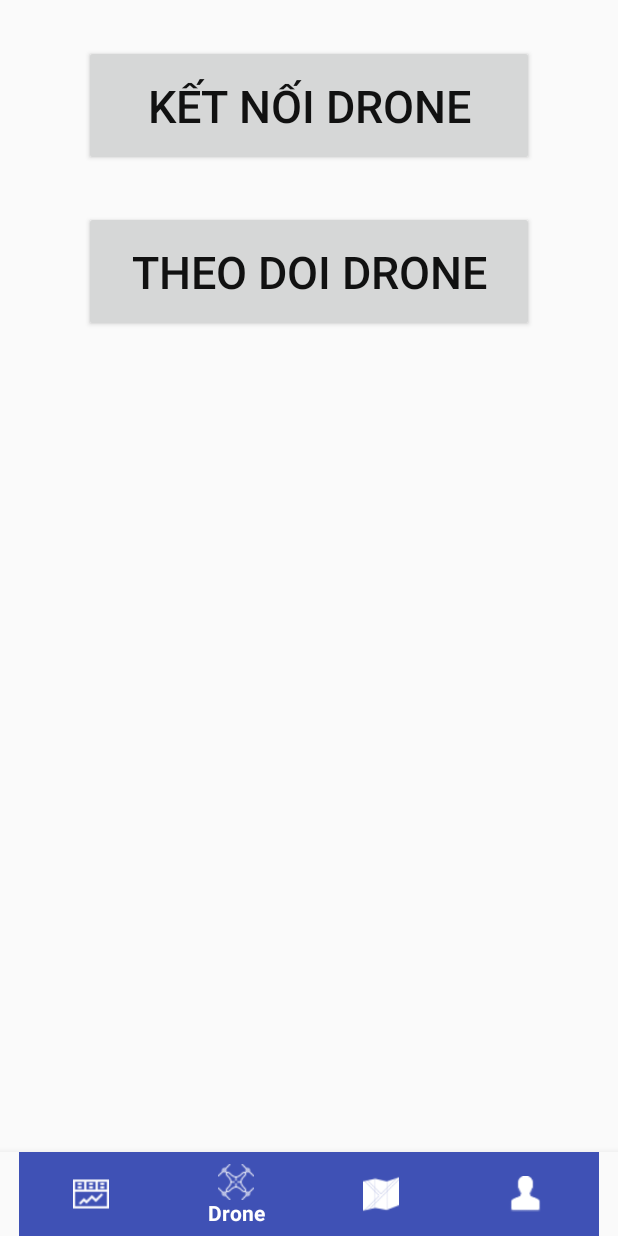
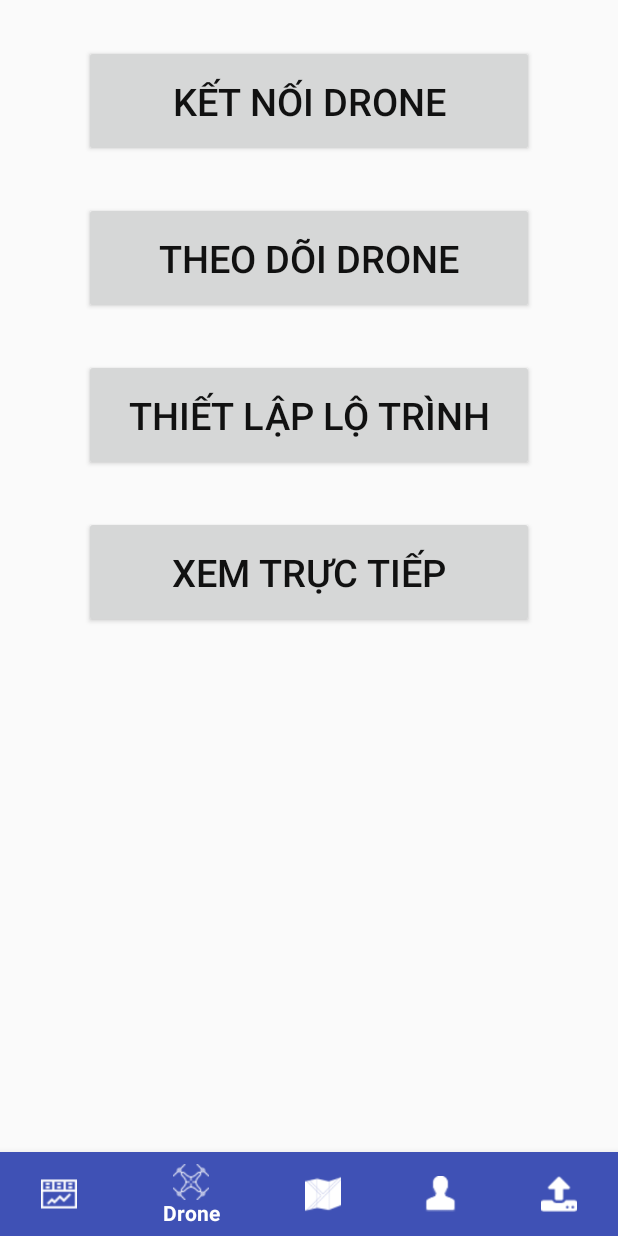
Before and after one commit to xatalakula/drone, an Android app: the screen it shows after launch (MainActivity), item 2 of the bottom bar chosen, on a phone screen of 412 x 824 dp. Run offline under Robolectric (Android 15) with nearby library versions, the phone set to English and light mode, and no system bars.

Commit message:
20181111 thêm tab report, thêm menu trong tab drone

```diff
--- a/app/src/main/java/com/example/noname/ttnm12/MainActivity.java
+++ b/app/src/main/java/com/example/noname/ttnm12/MainActivity.java
@@ -54,6 +54,11 @@ public class MainActivity extends AppCompatActivity implements MapFrag.OnFragmen
                     fragment = new GeneralFrag();
                     loadFragment(fragment);
                     return true;
+
+                case R.id.navigation_report:
+                    fragment = new ReportFrag();
+                    loadFragment(fragment);
+                    return true;
             }
             return false;
         }
--- a/app/src/main/res/layout/fragment_drone.xml
+++ b/app/src/main/res/layout/fragment_drone.xml
@@ -15,15 +15,33 @@
             android:padding="20dp"
             android:layout_marginTop="30dp"
             android:text="Kết nối drone"
-            android:textSize="30dp"
+            android:textSize="25dp"
             android:textColor="#111"
             android:layout_width="300dp"
             android:layout_height="wrap_content" />
         <Button
             android:padding="20dp"
             android:layout_marginTop="30dp"
-            android:text="Theo doi drone"
-            android:textSize="30dp"
+            android:text="Theo dõi drone"
+            android:textSize="25dp"
+            android:textColor="#111"
+            android:layout_width="300dp"
+            android:layout_height="wrap_content" />
+
+        <Button
+            android:padding="20dp"
+            android:layout_marginTop="30dp"
+            android:text="Thiết lập lộ trình"
+            android:textSize="25dp"
+            android:textColor="#111"
+            android:layout_width="300dp"
+            android:layout_height="wrap_content" />
+
+        <Button
+            android:padding="20dp"
+            android:layout_marginTop="30dp"
+            android:text="Xem trực tiếp"
+            android:textSize="25dp"
             android:textColor="#111"
             android:layout_width="300dp"
             android:layout_height="wrap_content" />
--- a/app/src/main/res/menu/navigation.xml
+++ b/app/src/main/res/menu/navigation.xml
@@ -19,4 +19,9 @@
         android:id="@+id/navigation_general"
         android:icon="@drawable/ic_person"
         android:title="General"/>
+
+    <item
+        android:id="@+id/navigation_report"
+        android:icon="@drawable/ic_upload"
+        android:title="General"/>
 </menu>
--- a/app/src/main/res/values/styles.xml
+++ b/app/src/main/res/values/styles.xml
@@ -6,6 +6,7 @@
         <item name="colorPrimary">@color/colorPrimary</item>
         <item name="colorPrimaryDark">@color/colorPrimaryDark</item>
         <item name="colorAccent">@color/colorAccent</item>
+        <item name="tabIndicatorColor">@android:color/white</item>
     </style>
 
 </resources>
```
Also changed, not shown: app/src/main/java/com/example/noname/ttnm12/ReportFrag.java (added, +65 -0 lines), app/src/main/res/layout/fragment_general.xml (+18 -5 lines), app/src/main/res/layout/fragment_report.xml (added, +27 -0 lines), app/src/main/res/drawable/ic_upload.png (added), 3 other files.
